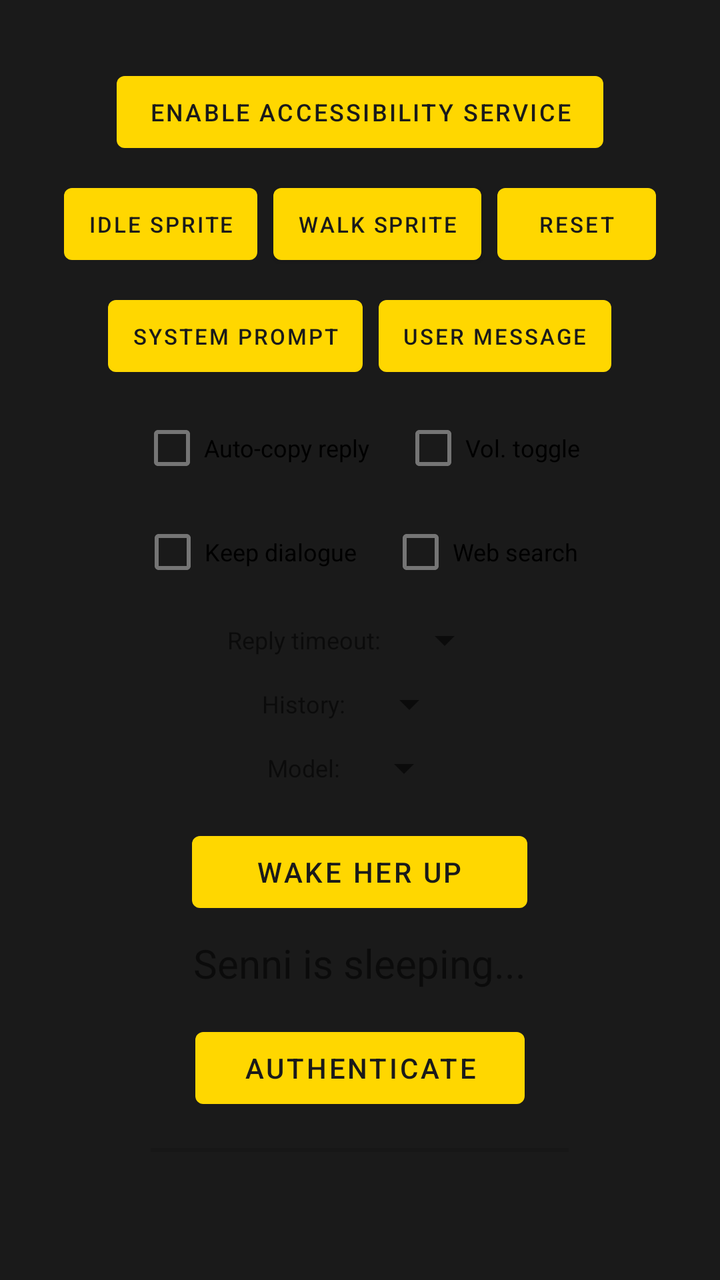
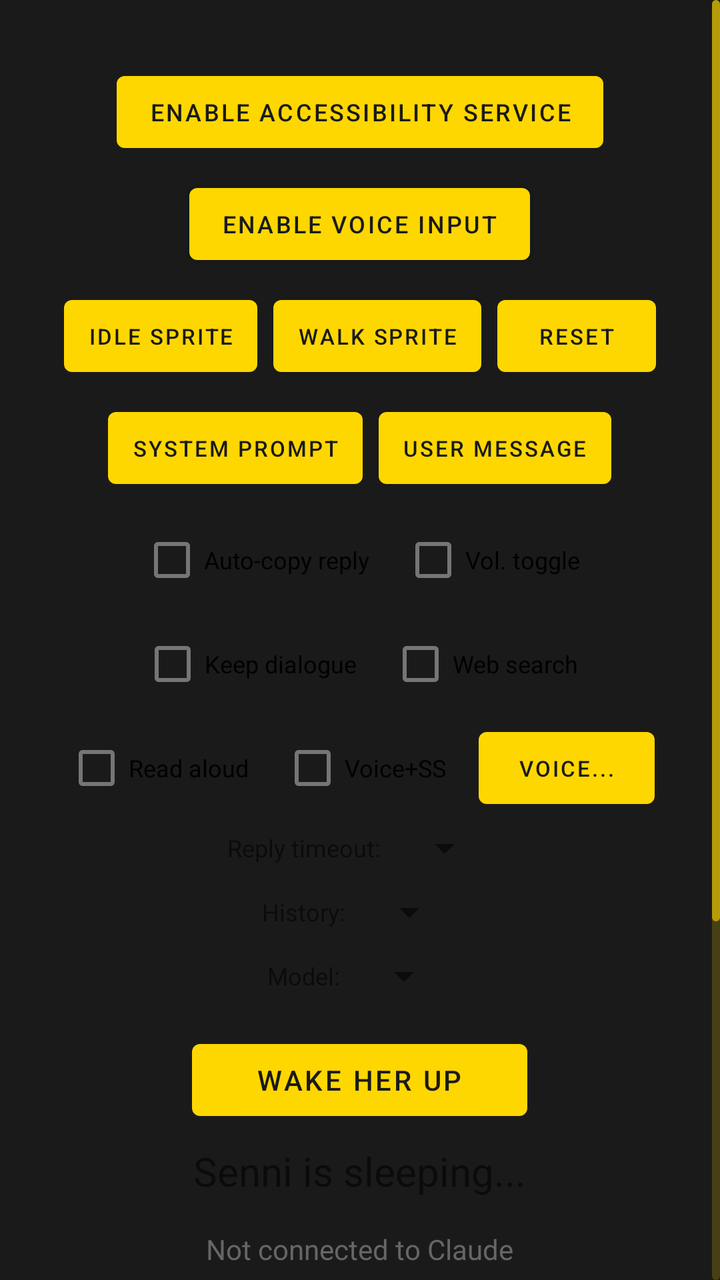

Two renders of the same Android screen: before a commit and after it. Below are the layout's source before the change and the commit's diff.
<!-- AndroidManifest.xml: application theme Theme.CompanionOverlay -->
<!-- res/layout/activity_main.xml -->
<?xml version="1.0" encoding="utf-8"?>
<LinearLayout xmlns:android="http://schemas.android.com/apk/res/android"
    android:layout_width="match_parent"
    android:layout_height="match_parent"
    android:orientation="vertical"
    android:padding="32dp">

    
    <LinearLayout
        android:layout_width="match_parent"
        android:layout_height="wrap_content"
        android:orientation="vertical"
        android:gravity="center_horizontal">

        <Button
            android:id="@+id/screenshotPermButton"
            android:layout_width="wrap_content"
            android:layout_height="wrap_content"
            android:text="Enable Accessibility Service"
            android:textSize="12sp"
            android:paddingHorizontal="16dp"
            android:layout_marginBottom="8dp"/>

        
        <LinearLayout
            android:layout_width="wrap_content"
            android:layout_height="wrap_content"
            android:orientation="horizontal"
            android:layout_marginBottom="8dp">

            <Button
                android:id="@+id/editIdleSpriteButton"
                android:layout_width="wrap_content"
                android:layout_height="wrap_content"
                android:text="Idle Sprite"
                android:textSize="11sp"
                android:paddingHorizontal="12dp"
                android:layout_marginEnd="8dp"/>

            <Button
                android:id="@+id/editWalkSpriteButton"
                android:layout_width="wrap_content"
                android:layout_height="wrap_content"
                android:text="Walk Sprite"
                android:textSize="11sp"
                android:paddingHorizontal="12dp"
                android:layout_marginEnd="8dp"/>

            <Button
                android:id="@+id/resetSpritesButton"
                android:layout_width="wrap_content"
                android:layout_height="wrap_content"
                android:text="Reset"
                android:textSize="11sp"
                android:paddingHorizontal="12dp"/>

        </LinearLayout>

        
        <LinearLayout
            android:layout_width="wrap_content"
            android:layout_height="wrap_content"
            android:orientation="horizontal"
            android:layout_marginBottom="8dp">

            <Button
                android:id="@+id/editSystemPromptButton"
                android:layout_width="wrap_content"
                android:layout_height="wrap_content"
                android:text="System Prompt"
                android:textSize="11sp"
                android:paddingHorizontal="12dp"
                android:layout_marginEnd="8dp"/>

            <Button
                android:id="@+id/editUserMessageButton"
                android:layout_width="wrap_content"
                android:layout_height="wrap_content"
                android:text="User Message"
                android:textSize="11sp"
                android:paddingHorizontal="12dp"/>

        </LinearLayout>

        <LinearLayout
            android:layout_width="wrap_content"
            android:layout_height="wrap_content"
            android:orientation="horizontal"
            android:layout_marginBottom="4dp">

            <CheckBox
                android:id="@+id/autoCopyCheckbox"
                android:layout_width="wrap_content"
                android:layout_height="wrap_content"
                android:text="Auto-copy reply"
                android:textSize="12sp"
                android:layout_marginEnd="16dp"/>

            <CheckBox
                android:id="@+id/volumeToggleCheckbox"
                android:layout_width="wrap_content"
                android:layout_height="wrap_content"
                android:text="Vol. toggle"
                android:textSize="12sp"/>

        </LinearLayout>

        <LinearLayout
            android:layout_width="wrap_content"
            android:layout_height="wrap_content"
            android:orientation="horizontal"
            android:layout_marginBottom="8dp">

            <CheckBox
                android:id="@+id/keepDialogueCheckbox"
                android:layout_width="wrap_content"
                android:layout_height="wrap_content"
                android:text="Keep dialogue"
                android:textSize="12sp"
                android:layout_marginEnd="16dp"/>

            <CheckBox
                android:id="@+id/webSearchCheckbox"
                android:layout_width="wrap_content"
                android:layout_height="wrap_content"
                android:text="Web search"
                android:textSize="12sp"/>

        </LinearLayout>

        <LinearLayout
            android:layout_width="wrap_content"
            android:layout_height="wrap_content"
            android:orientation="horizontal"
            android:gravity="center_vertical"
            android:layout_marginBottom="8dp">

            <TextView
                android:layout_width="wrap_content"
                android:layout_height="wrap_content"
                android:text="Reply timeout:"
                android:textSize="12sp"
                android:layout_marginEnd="8dp"/>

            <Spinner
                android:id="@+id/timeoutSpinner"
                android:layout_width="wrap_content"
                android:layout_height="wrap_content"/>

        </LinearLayout>

        <LinearLayout
            android:layout_width="wrap_content"
            android:layout_height="wrap_content"
            android:orientation="horizontal"
            android:gravity="center_vertical"
            android:layout_marginBottom="8dp">

            <TextView
                android:layout_width="wrap_content"
                android:layout_height="wrap_content"
                android:text="History:"
                android:textSize="12sp"
                android:layout_marginEnd="8dp"/>

            <Spinner
                android:id="@+id/historySpinner"
                android:layout_width="wrap_content"
                android:layout_height="wrap_content"/>

        </LinearLayout>

        <LinearLayout
            android:layout_width="wrap_content"
            android:layout_height="wrap_content"
            android:orientation="horizontal"
            android:gravity="center_vertical"
            android:layout_marginBottom="16dp">

            <TextView
                android:layout_width="wrap_content"
                android:layout_height="wrap_content"
                android:text="Model:"
                android:textSize="12sp"
                android:layout_marginEnd="8dp"/>

            <Spinner
                android:id="@+id/modelSpinner"
                android:layout_width="wrap_content"
                android:layout_height="wrap_content"/>

        </LinearLayout>

        <Button
            android:id="@+id/toggleButton"
            android:layout_width="wrap_content"
            android:layout_height="wrap_content"
            android:text="Wake Her Up"
            android:paddingHorizontal="32dp"
            android:layout_marginBottom="8dp"/>

        <TextView
            android:id="@+id/statusText"
            android:layout_width="wrap_content"
            android:layout_height="wrap_content"
            android:text="Senni is sleeping..."
            android:textSize="20sp"
            android:gravity="center"/>

    </LinearLayout>

    
    <LinearLayout
        android:layout_width="match_parent"
        android:layout_height="0dp"
        android:layout_weight="1"
        android:orientation="vertical"
        android:gravity="center_horizontal|bottom">

        <TextView
            android:id="@+id/authStatusText"
            android:layout_width="wrap_content"
            android:layout_height="wrap_content"
            android:text="Not connected to Claude"
            android:textSize="14sp"
            android:textColor="#666666"
            android:gravity="center"
            android:layout_marginBottom="12dp"/>

        <Button
            android:id="@+id/authButton"
            android:layout_width="wrap_content"
            android:layout_height="wrap_content"
            android:text="Authenticate"
            android:paddingHorizontal="24dp"
            android:layout_marginBottom="16dp"/>

        <Button
            android:id="@+id/testButton"
            android:layout_width="wrap_content"
            android:layout_height="wrap_content"
            android:text="Send Test Message"
            android:paddingHorizontal="24dp"
            android:enabled="false"
            android:layout_marginBottom="16dp"/>

        <TextView
            android:id="@+id/responseText"
            android:layout_width="match_parent"
            android:layout_height="wrap_content"
            android:text="Authenticate first to hear me speak~"
            android:textSize="14sp"
            android:textColor="#666666"
            android:gravity="center"
            android:layout_marginBottom="16dp"/>

        <Button
            android:id="@+id/copyLogButton"
            android:layout_width="wrap_content"
            android:layout_height="wrap_content"
            android:text="Copy Debug Log"
            android:textSize="12sp"
            android:paddingHorizontal="16dp"/>

    </LinearLayout>

</LinearLayout>
<!-- resources referenced by this layout -->
<resources>
  <style name="Theme.CompanionOverlay" parent="Theme.MaterialComponents.DayNight.NoActionBar">
          <item name="colorPrimary">#FFD700</item>
          <item name="colorPrimaryVariant">#C7A600</item>
          <item name="colorOnPrimary">#1a1a1a</item>
          <item name="colorSecondary">#FFD700</item>
          <item name="colorSecondaryVariant">#C7A600</item>
          <item name="colorOnSecondary">#1a1a1a</item>
          <item name="android:statusBarColor">#1a1a1a</item>
          <item name="android:navigationBarColor">#1a1a1a</item>
          <item name="android:windowBackground">#1a1a1a</item>
      </style>
</resources>

<!-- the commit's change to res/layout/activity_main.xml (unified diff, before → after) -->
@@ -3,265 +3,322 @@
     android:layout_width="match_parent"
     android:layout_height="match_parent"
     android:orientation="vertical"
-    android:padding="32dp">
-
-    
-    <LinearLayout
-        android:layout_width="match_parent"
-        android:layout_height="wrap_content"
-        android:orientation="vertical"
-        android:gravity="center_horizontal">
-
-        <Button
-            android:id="@+id/screenshotPermButton"
-            android:layout_width="wrap_content"
-            android:layout_height="wrap_content"
-            android:text="Enable Accessibility Service"
-            android:textSize="12sp"
-            android:paddingHorizontal="16dp"
-            android:layout_marginBottom="8dp"/>
-
-        
-        <LinearLayout
-            android:layout_width="wrap_content"
-            android:layout_height="wrap_content"
-            android:orientation="horizontal"
-            android:layout_marginBottom="8dp">
-
-            <Button
-                android:id="@+id/editIdleSpriteButton"
-                android:layout_width="wrap_content"
-                android:layout_height="wrap_content"
-                android:text="Idle Sprite"
-                android:textSize="11sp"
-                android:paddingHorizontal="12dp"
-                android:layout_marginEnd="8dp"/>
-
-            <Button
-                android:id="@+id/editWalkSpriteButton"
-                android:layout_width="wrap_content"
-                android:layout_height="wrap_content"
-                android:text="Walk Sprite"
-                android:textSize="11sp"
-                android:paddingHorizontal="12dp"
-                android:layout_marginEnd="8dp"/>
-
-            <Button
-                android:id="@+id/resetSpritesButton"
-                android:layout_width="wrap_content"
-                android:layout_height="wrap_content"
-                android:text="Reset"
-                android:textSize="11sp"
-                android:paddingHorizontal="12dp"/>
-
-        </LinearLayout>
-
-        
-        <LinearLayout
-            android:layout_width="wrap_content"
-            android:layout_height="wrap_content"
-            android:orientation="horizontal"
-            android:layout_marginBottom="8dp">
-
-            <Button
-                android:id="@+id/editSystemPromptButton"
-                android:layout_width="wrap_content"
-                android:layout_height="wrap_content"
-                android:text="System Prompt"
-                android:textSize="11sp"
-                android:paddingHorizontal="12dp"
-                android:layout_marginEnd="8dp"/>
-
-            <Button
-                android:id="@+id/editUserMessageButton"
-                android:layout_width="wrap_content"
-                android:layout_height="wrap_content"
-                android:text="User Message"
-                android:textSize="11sp"
-                android:paddingHorizontal="12dp"/>
-
-        </LinearLayout>
-
-        <LinearLayout
-            android:layout_width="wrap_content"
-            android:layout_height="wrap_content"
-            android:orientation="horizontal"
-            android:layout_marginBottom="4dp">
-
-            <CheckBox
-                android:id="@+id/autoCopyCheckbox"
-                android:layout_width="wrap_content"
-                android:layout_height="wrap_content"
-                android:text="Auto-copy reply"
-                android:textSize="12sp"
-                android:layout_marginEnd="16dp"/>
-
-            <CheckBox
-                android:id="@+id/volumeToggleCheckbox"
-                android:layout_width="wrap_content"
-                android:layout_height="wrap_content"
-                android:text="Vol. toggle"
-                android:textSize="12sp"/>
-
-        </LinearLayout>
-
-        <LinearLayout
-            android:layout_width="wrap_content"
-            android:layout_height="wrap_content"
-            android:orientation="horizontal"
-            android:layout_marginBottom="8dp">
-
-            <CheckBox
-                android:id="@+id/keepDialogueCheckbox"
-                android:layout_width="wrap_content"
-                android:layout_height="wrap_content"
-                android:text="Keep dialogue"
-                android:textSize="12sp"
-                android:layout_marginEnd="16dp"/>
-
-            <CheckBox
-                android:id="@+id/webSearchCheckbox"
-                android:layout_width="wrap_content"
-                android:layout_height="wrap_content"
-                android:text="Web search"
-                android:textSize="12sp"/>
-
-        </LinearLayout>
-
-        <LinearLayout
-            android:layout_width="wrap_content"
-            android:layout_height="wrap_content"
-            android:orientation="horizontal"
-            android:gravity="center_vertical"
-            android:layout_marginBottom="8dp">
-
-            <TextView
-                android:layout_width="wrap_content"
-                android:layout_height="wrap_content"
-                android:text="Reply timeout:"
-                android:textSize="12sp"
-                android:layout_marginEnd="8dp"/>
-
-            <Spinner
-                android:id="@+id/timeoutSpinner"
-                android:layout_width="wrap_content"
-                android:layout_height="wrap_content"/>
-
-        </LinearLayout>
-
-        <LinearLayout
-            android:layout_width="wrap_content"
-            android:layout_height="wrap_content"
-            android:orientation="horizontal"
-            android:gravity="center_vertical"
-            android:layout_marginBottom="8dp">
-
-            <TextView
-                android:layout_width="wrap_content"
-                android:layout_height="wrap_content"
-                android:text="History:"
-                android:textSize="12sp"
-                android:layout_marginEnd="8dp"/>
-
-            <Spinner
-                android:id="@+id/historySpinner"
-                android:layout_width="wrap_content"
-                android:layout_height="wrap_content"/>
-
-        </LinearLayout>
-
-        <LinearLayout
-            android:layout_width="wrap_content"
-            android:layout_height="wrap_content"
-            android:orientation="horizontal"
-            android:gravity="center_vertical"
-            android:layout_marginBottom="16dp">
-
-            <TextView
-                android:layout_width="wrap_content"
-                android:layout_height="wrap_content"
-                android:text="Model:"
-                android:textSize="12sp"
-                android:layout_marginEnd="8dp"/>
-
-            <Spinner
-                android:id="@+id/modelSpinner"
-                android:layout_width="wrap_content"
-                android:layout_height="wrap_content"/>
-
-        </LinearLayout>
-
-        <Button
-            android:id="@+id/toggleButton"
-            android:layout_width="wrap_content"
-            android:layout_height="wrap_content"
-            android:text="Wake Her Up"
-            android:paddingHorizontal="32dp"
-            android:layout_marginBottom="8dp"/>
-
-        <TextView
-            android:id="@+id/statusText"
-            android:layout_width="wrap_content"
-            android:layout_height="wrap_content"
-            android:text="Senni is sleeping..."
-            android:textSize="20sp"
-            android:gravity="center"/>
-
-    </LinearLayout>
-
-    
-    <LinearLayout
+    android:background="#1a1a1a">
+
+    <ScrollView
         android:layout_width="match_parent"
         android:layout_height="0dp"
         android:layout_weight="1"
-        android:orientation="vertical"
-        android:gravity="center_horizontal|bottom">
-
-        <TextView
-            android:id="@+id/authStatusText"
-            android:layout_width="wrap_content"
-            android:layout_height="wrap_content"
-            android:text="Not connected to Claude"
-            android:textSize="14sp"
-            android:textColor="#666666"
-            android:gravity="center"
-            android:layout_marginBottom="12dp"/>
-
-        <Button
-            android:id="@+id/authButton"
-            android:layout_width="wrap_content"
-            android:layout_height="wrap_content"
-            android:text="Authenticate"
-            android:paddingHorizontal="24dp"
-            android:layout_marginBottom="16dp"/>
-
-        <Button
-            android:id="@+id/testButton"
-            android:layout_width="wrap_content"
-            android:layout_height="wrap_content"
-            android:text="Send Test Message"
-            android:paddingHorizontal="24dp"
-            android:enabled="false"
-            android:layout_marginBottom="16dp"/>
-
-        <TextView
-            android:id="@+id/responseText"
+        android:fillViewport="true"
+        android:scrollbarThumbVertical="@drawable/scrollbar_thumb"
+        android:scrollbarTrackVertical="@drawable/scrollbar_track"
+        android:scrollbarSize="5dp"
+        android:scrollbarStyle="outsideOverlay"
+        android:fadeScrollbars="true"
+        android:scrollbarFadeDuration="800"
+        android:scrollbarDefaultDelayBeforeFade="1500"
+        android:padding="32dp"
+        android:clipToPadding="false">
+
+        <LinearLayout
             android:layout_width="match_parent"
             android:layout_height="wrap_content"
-            android:text="Authenticate first to hear me speak~"
-            android:textSize="14sp"
-            android:textColor="#666666"
-            android:gravity="center"
-            android:layout_marginBottom="16dp"/>
-
-        <Button
-            android:id="@+id/copyLogButton"
-            android:layout_width="wrap_content"
-            android:layout_height="wrap_content"
-            android:text="Copy Debug Log"
-            android:textSize="12sp"
-            android:paddingHorizontal="16dp"/>
-
-    </LinearLayout>
+            android:orientation="vertical"
+            android:gravity="center_horizontal">
+
+            
+            <Button
+                android:id="@+id/screenshotPermButton"
+                android:layout_width="wrap_content"
+                android:layout_height="wrap_content"
+                android:text="Enable Accessibility Service"
+                android:textSize="12sp"
+                android:paddingHorizontal="16dp"
+                android:layout_marginBottom="8dp"/>
+
+            <Button
+                android:id="@+id/voicePermButton"
+                android:layout_width="wrap_content"
+                android:layout_height="wrap_content"
+                android:text="Enable Voice Input"
+                android:textSize="12sp"
+                android:paddingHorizontal="16dp"
+                android:layout_marginBottom="8dp"/>
+
+            
+            <LinearLayout
+                android:layout_width="wrap_content"
+                android:layout_height="wrap_content"
+                android:orientation="horizontal"
+                android:layout_marginBottom="8dp">
+
+                <Button
+                    android:id="@+id/editIdleSpriteButton"
+                    android:layout_width="wrap_content"
+                    android:layout_height="wrap_content"
+                    android:text="Idle Sprite"
+                    android:textSize="11sp"
+                    android:paddingHorizontal="12dp"
+                    android:layout_marginEnd="8dp"/>
+
+                <Button
+                    android:id="@+id/editWalkSpriteButton"
+                    android:layout_width="wrap_content"
+                    android:layout_height="wrap_content"
+                    android:text="Walk Sprite"
+                    android:textSize="11sp"
+                    android:paddingHorizontal="12dp"
+                    android:layout_marginEnd="8dp"/>
+
+                <Button
+                    android:id="@+id/resetSpritesButton"
+                    android:layout_width="wrap_content"
+                    android:layout_height="wrap_content"
+                    android:text="Reset"
+                    android:textSize="11sp"
+                    android:paddingHorizontal="12dp"/>
+
+            </LinearLayout>
+
+            
+            <LinearLayout
+                android:layout_width="wrap_content"
+                android:layout_height="wrap_content"
+                android:orientation="horizontal"
+                android:layout_marginBottom="8dp">
+
+                <Button
+                    android:id="@+id/editSystemPromptButton"
+                    android:layout_width="wrap_content"
+                    android:layout_height="wrap_content"
+                    android:text="System Prompt"
+                    android:textSize="11sp"
+                    android:paddingHorizontal="12dp"
+                    android:layout_marginEnd="8dp"/>
+
+                <Button
+                    android:id="@+id/editUserMessageButton"
+                    android:layout_width="wrap_content"
+                    android:layout_height="wrap_content"
+                    android:text="User Message"
+                    android:textSize="11sp"
+                    android:paddingHorizontal="12dp"/>
+
+            </LinearLayout>
+
+            
+            <LinearLayout
+                android:layout_width="wrap_content"
+                android:layout_height="wrap_content"
+                android:orientation="horizontal"
+                android:layout_marginBottom="4dp">
+
+                <CheckBox
+                    android:id="@+id/autoCopyCheckbox"
+                    android:layout_width="wrap_content"
+                    android:layout_height="wrap_content"
+                    android:text="Auto-copy reply"
+                    android:textSize="12sp"
+                    android:layout_marginEnd="16dp"/>
+
+                <CheckBox
+                    android:id="@+id/volumeToggleCheckbox"
+                    android:layout_width="wrap_content"
+                    android:layout_height="wrap_content"
+                    android:text="Vol. toggle"
+                    android:textSize="12sp"/>
+
+            </LinearLayout>
+
+            
+            <LinearLayout
+                android:layout_width="wrap_content"
+                android:layout_height="wrap_content"
+                android:orientation="horizontal"
+                android:layout_marginBottom="4dp">
+
+                <CheckBox
+                    android:id="@+id/keepDialogueCheckbox"
+                    android:layout_width="wrap_content"
+                    android:layout_height="wrap_content"
+                    android:text="Keep dialogue"
+                    android:textSize="12sp"
+                    android:layout_marginEnd="16dp"/>
+
+                <CheckBox
+                    android:id="@+id/webSearchCheckbox"
+                    android:layout_width="wrap_content"
+                    android:layout_height="wrap_content"
+                    android:text="Web search"
+                    android:textSize="12sp"/>
+
+            </LinearLayout>
+
+            
+            <LinearLayout
+                android:layout_width="wrap_content"
+                android:layout_height="wrap_content"
+                android:orientation="horizontal"
+                android:gravity="center_vertical"
+                android:layout_marginBottom="4dp">
+
+                <CheckBox
+                    android:id="@+id/ttsCheckbox"
+                    android:layout_width="wrap_content"
+                    android:layout_height="wrap_content"
+                    android:text="Read aloud"
+                    android:textSize="12sp"
+                    android:layout_marginEnd="16dp"/>
+
+                <CheckBox
+                    android:id="@+id/voiceScreenshotCheckbox"
+                    android:layout_width="wrap_content"
+                    android:layout_height="wrap_content"
+                    android:text="Voice+SS"
+                    android:textSize="12sp"
+                    android:layout_marginEnd="16dp"/>
+
+                <Button
+                    android:id="@+id/ttsVoiceButton"
+                    android:layout_width="wrap_content"
+                    android:layout_height="wrap_content"
+                    android:text="Voice..."
+                    android:textSize="11sp"
+                    android:paddingHorizontal="12dp"/>
+
+            </LinearLayout>
+
+            
+            <LinearLayout
+                android:layout_width="wrap_content"
+                android:layout_height="wrap_content"
+                android:orientation="horizontal"
+                android:gravity="center_vertical"
+                android:layout_marginBottom="8dp">
+
+                <TextView
+                    android:layout_width="wrap_content"
+                    android:layout_height="wrap_content"
+                    android:text="Reply timeout:"
+                    android:textSize="12sp"
+                    android:layout_marginEnd="8dp"/>
+
+                <Spinner
+                    android:id="@+id/timeoutSpinner"
+                    android:layout_width="wrap_content"
+                    android:layout_height="wrap_content"/>
+
+            </LinearLayout>
+
+            <LinearLayout
+                android:layout_width="wrap_content"
+                android:layout_height="wrap_content"
+                android:orientation="horizontal"
+                android:gravity="center_vertical"
+                android:layout_marginBottom="8dp">
+
+                <TextView
+                    android:layout_width="wrap_content"
+                    android:layout_height="wrap_content"
+                    android:text="History:"
+                    android:textSize="12sp"
+                    android:layout_marginEnd="8dp"/>
+
+                <Spinner
+                    android:id="@+id/historySpinner"
+                    android:layout_width="wrap_content"
+                    android:layout_height="wrap_content"/>
+
+            </LinearLayout>
+
+            <LinearLayout
+                android:layout_width="wrap_content"
+                android:layout_height="wrap_content"
+                android:orientation="horizontal"
+                android:gravity="center_vertical"
+                android:layout_marginBottom="16dp">
+
+                <TextView
+                    android:layout_width="wrap_content"
+                    android:layout_height="wrap_content"
+                    android:text="Model:"
+                    android:textSize="12sp"
+                    android:layout_marginEnd="8dp"/>
+
+                <Spinner
+                    android:id="@+id/modelSpinner"
+                    android:layout_width="wrap_content"
+                    android:layout_height="wrap_content"/>
+
+            </LinearLayout>
+
+            
+            <Button
+                android:id="@+id/toggleButton"
+                android:layout_width="wrap_content"
+                android:layout_height="wrap_content"
+                android:text="Wake Her Up"
+                android:paddingHorizontal="32dp"
+                android:layout_marginBottom="8dp"/>
+
+            <TextView
+                android:id="@+id/statusText"
+                android:layout_width="wrap_content"
+                android:layout_height="wrap_content"
+                android:text="Senni is sleeping..."
+                android:textSize="20sp"
+                android:gravity="center"
+                android:layout_marginBottom="16dp"/>
+
+            
+            <TextView
+                android:id="@+id/authStatusText"
+                android:layout_width="wrap_content"
+                android:layout_height="wrap_content"
+                android:text="Not connected to Claude"
+                android:textSize="14sp"
+                android:textColor="#666666"
+                android:gravity="center"
+                android:layout_marginBottom="12dp"/>
+
+            <Button
+                android:id="@+id/authButton"
+                android:layout_width="wrap_content"
+                android:layout_height="wrap_content"
+                android:text="Authenticate"
+                android:paddingHorizontal="24dp"
+                android:layout_marginBottom="16dp"/>
+
+            <Button
+                android:id="@+id/testButton"
+                android:layout_width="wrap_content"
+                android:layout_height="wrap_content"
+                android:text="Send Test Message"
+                android:paddingHorizontal="24dp"
+                android:enabled="false"
+                android:layout_marginBottom="16dp"/>
+
+            <TextView
+                android:id="@+id/responseText"
+                android:layout_width="match_parent"
+                android:layout_height="wrap_content"
+                android:text="Authenticate first to hear me speak~"
+                android:textSize="14sp"
+                android:textColor="#666666"
+                android:gravity="center"
+                android:layout_marginBottom="16dp"/>
+
+            <Button
+                android:id="@+id/copyLogButton"
+                android:layout_width="wrap_content"
+                android:layout_height="wrap_content"
+                android:text="Copy Debug Log"
+                android:textSize="12sp"
+                android:paddingHorizontal="16dp"
+                android:layout_marginBottom="32dp"/>
+
+        </LinearLayout>
+
+    </ScrollView>
 
 </LinearLayout>
<!-- resource entries referenced after the edit -->
@@ -1,5 +1,21 @@
 <!-- resources referenced by this layout -->
 <resources>
+  <!-- drawable scrollbar_thumb (drawable) -->
+  <?xml version="1.0" encoding="utf-8"?>
+  <shape xmlns:android="http://schemas.android.com/apk/res/android"
+      android:shape="rectangle">
+      <solid android:color="#99FFD700"/>
+      <corners android:radius="4dp"/>
+      <size android:width="4dp"/>
+  </shape>
+  <!-- drawable scrollbar_track (drawable) -->
+  <?xml version="1.0" encoding="utf-8"?>
+  <shape xmlns:android="http://schemas.android.com/apk/res/android"
+      android:shape="rectangle">
+      <solid android:color="#33FFD700"/>
+      <corners android:radius="4dp"/>
+      <size android:width="4dp"/>
+  </shape>
   <style name="Theme.CompanionOverlay" parent="Theme.MaterialComponents.DayNight.NoActionBar">
           <item name="colorPrimary">#FFD700</item>
           <item name="colorPrimaryVariant">#C7A600</item>
